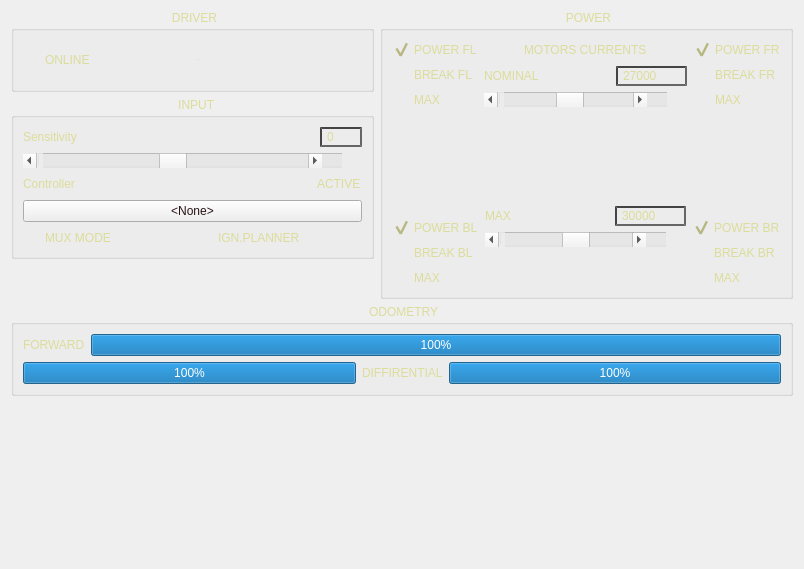
Qt form aleph2_gui/resources/ui/aleph2_drivetrain_controller.ui (Continuum-UWr/aleph2_desktop) before a commit.
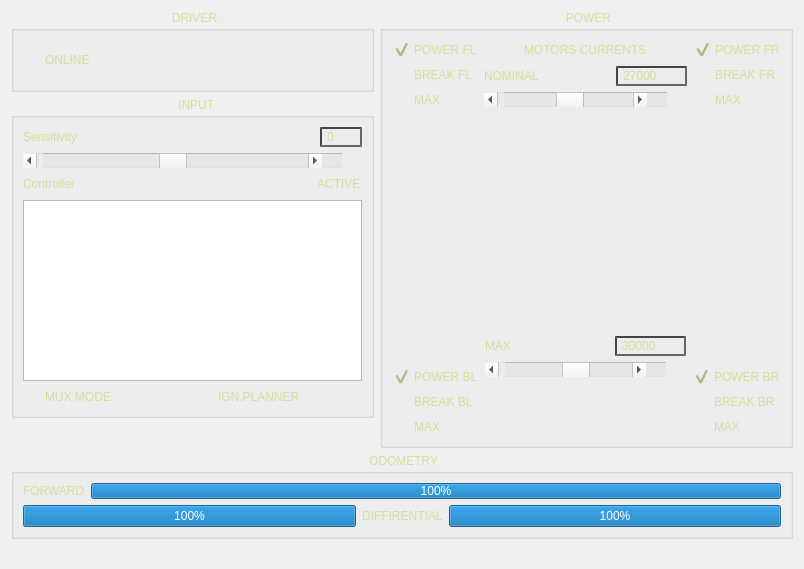
The same form after that commit. Icons and pictures are not drawn.

Commit message: working list with controllers

```diff
--- a/aleph2_gui/resources/ui/aleph2_drivetrain_controller.ui
+++ b/aleph2_gui/resources/ui/aleph2_drivetrain_controller.ui
@@ -310,11 +310,7 @@
            </layout>
           </item>
           <item>
-           <widget class="QPushButton" name="BTNController">
-            <property name="text">
-             <string>&lt;None&gt;</string>
-            </property>
-           </widget>
+           <widget class="QListWidget" name="ControllersList"/>
           </item>
           <item>
            <layout class="QHBoxLayout" name="horizontalLayout_9">
```
Left out of the diff: 2 changed lines with no effect on the pictures. The commit also changes 5 other files.
